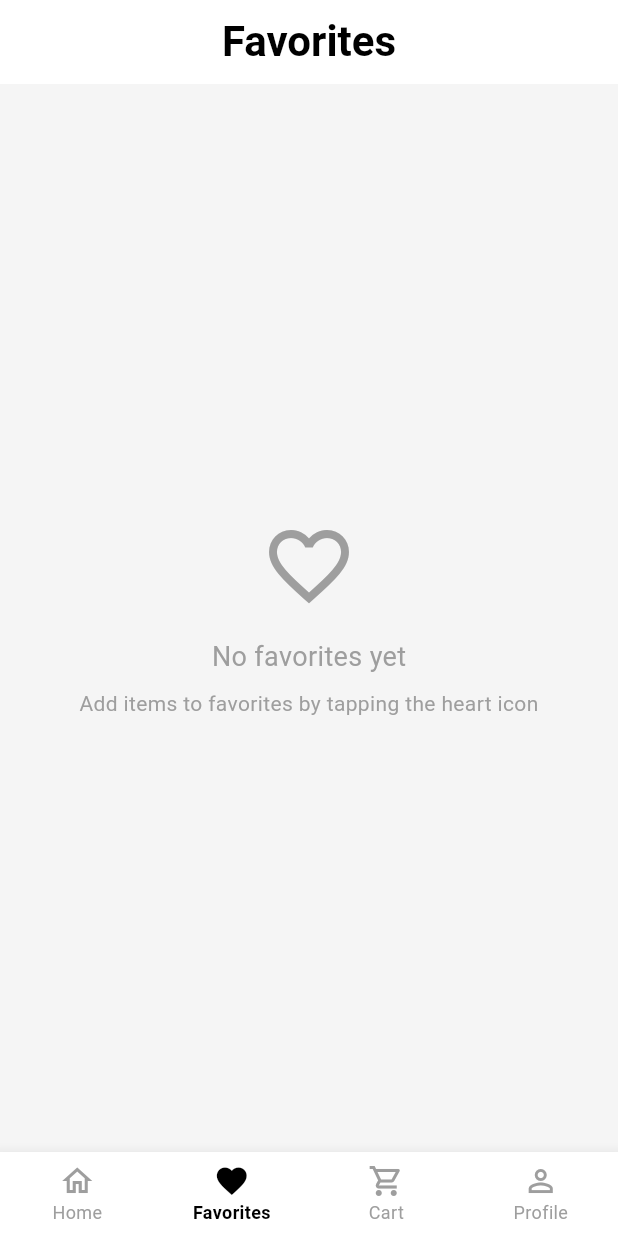
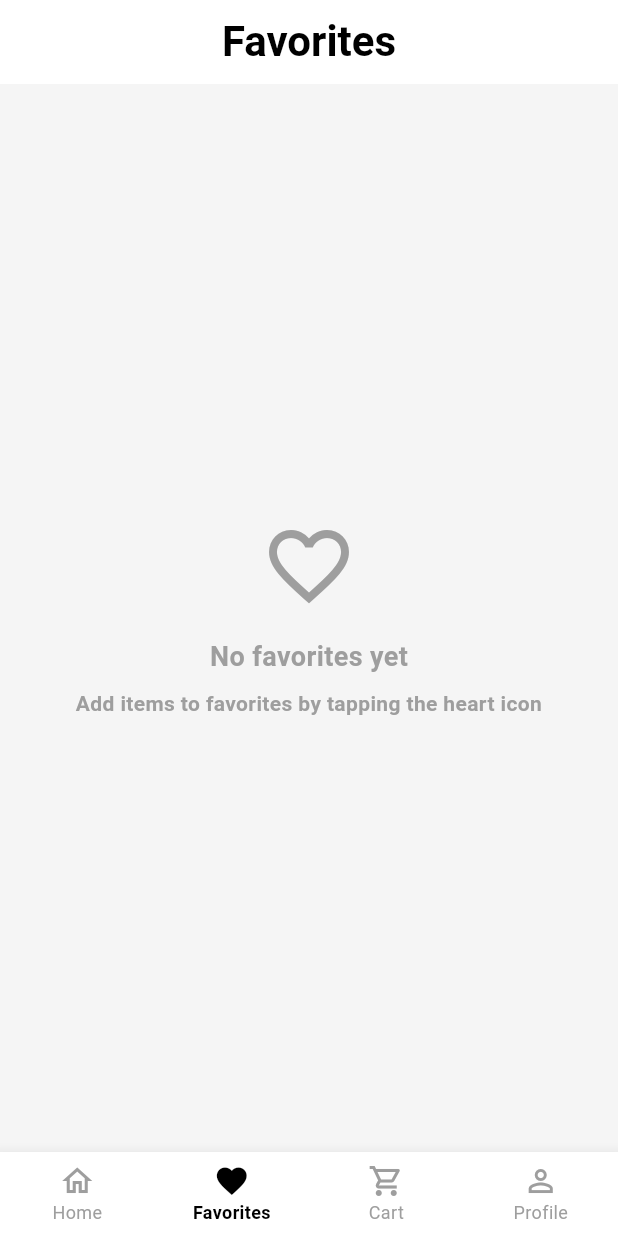
Before and after one commit to safwanpulisseri/ecommerce, a Flutter app: the screen it shows after launch, item 2 of the bottom bar chosen, on a phone screen of 412 x 824 dp. Run offline on Flutter 3.47's test engine with Material 3 defaults, Android fonts, the phone set to English and light mode, and no system bars; our stand-ins replace bloc, dio, equatable, flutter_bloc, hive, hive_flutter and 1 more; accounts and stored records are empty; network calls fail; statements that could not run were skipped.

Commit message:
chore: Improved UI, applied theme, and updated README.md
- Enhanced UI components to align with the app's design theme.
- Standardized colors, fonts, and layout for a consistent look and feel.
- Added or updated content in  to reflect recent features and usage.

```diff
--- a/lib/app_view.dart
+++ b/lib/app_view.dart
@@ -1,4 +1,5 @@
-import 'package:ecommerce/feature/navbar/page/navbar.dart';
+import 'package:ecommerce/core/theme/app_theme.dart';
+import 'package:ecommerce/feature/splash/view/splash_screen.dart';
 import 'package:flutter/material.dart';
 
 class MyAppView extends StatelessWidget {
@@ -7,12 +8,9 @@ class MyAppView extends StatelessWidget {
   @override
   Widget build(BuildContext context) {
     return MaterialApp(
-      title: 'Ecommerce App',
-      theme: ThemeData(
-        colorScheme: ColorScheme.fromSeed(seedColor: Colors.blue),
-        useMaterial3: true,
-      ),
-      home: const NavbarPage(),
+      title: 'Shop App',
+      theme: AppTheme.theme,
+      home: const SplashScreen(),
       debugShowCheckedModeBanner: false,
     );
   }
--- /dev/null
+++ b/lib/core/theme/app_theme.dart
@@ -0,0 +1,131 @@
+import 'package:ecommerce/core/theme/color/app_color.dart';
+import 'package:flutter/material.dart';
+
+class AppTheme {
+  AppTheme._();
+
+  static final ThemeData theme = ThemeData(
+    scaffoldBackgroundColor: AppColor.background,
+    colorScheme: ColorScheme.fromSeed(
+      seedColor: AppColor.primary,
+      brightness: Brightness.light,
+      primary: AppColor.primary,
+      secondary: AppColor.secondary,
+      surface: AppColor.surface,
+      background: AppColor.background,
+      error: AppColor.error,
+      onPrimary: AppColor.background,
+      onSecondary: AppColor.background,
+      onSurface: AppColor.onSurface,
+      onBackground: AppColor.onBackground,
+      onError: AppColor.background,
+    ),
+    textTheme: const TextTheme(
+      displayLarge: TextStyle(
+        color: AppColor.secondary,
+        fontWeight: FontWeight.w900,
+        fontSize: 28,
+      ),
+      displayMedium: TextStyle(
+        color: AppColor.secondary,
+        fontWeight: FontWeight.w800,
+        letterSpacing: .5,
+        fontSize: 25,
+      ),
+      displaySmall: TextStyle(
+        color: AppColor.secondary,
+        fontWeight: FontWeight.w800,
+        fontSize: 23,
+      ),
+      headlineLarge: TextStyle(
+        color: AppColor.secondary,
+        fontWeight: FontWeight.w600,
+        fontSize: 22,
+      ),
+      headlineMedium: TextStyle(
+        color: AppColor.secondary,
+        fontWeight: FontWeight.w600,
+        fontSize: 20,
+      ),
+      headlineSmall: TextStyle(
+        color: AppColor.secondary,
+        fontWeight: FontWeight.w600,
+        fontSize: 19,
+      ),
+      titleLarge: TextStyle(
+        color: AppColor.secondary,
+        fontWeight: FontWeight.w600,
+        fontSize: 18,
+      ),
+      titleMedium: TextStyle(
+        color: AppColor.secondary,
+        fontWeight: FontWeight.w600,
+        fontSize: 17,
+      ),
+      titleSmall: TextStyle(
+        color: AppColor.secondary,
+        fontWeight: FontWeight.w600,
+        fontSize: 16,
+      ),
+      labelLarge: TextStyle(
+        color: AppColor.secondary,
+        fontWeight: FontWeight.w600,
+        fontSize: 15,
+      ),
+      labelMedium: TextStyle(
+        color: AppColor.secondary,
+        fontSize: 16,
+        fontWeight: FontWeight.w400,
+      ),
+      labelSmall: TextStyle(
+        color: AppColor.secondary,
+        fontSize: 13,
+        fontWeight: FontWeight.w600,
+      ),
+      bodyLarge: TextStyle(
+        color: AppColor.secondary,
+        fontSize: 14,
+        fontWeight: FontWeight.w600,
+      ),
+      bodyMedium: TextStyle(
+        color: AppColor.secondary,
+        fontSize: 14,
+        fontWeight: FontWeight.w600,
+      ),
+      bodySmall: TextStyle(
+        color: AppColor.secondary,
+        fontWeight: FontWeight.w600,
+        fontSize: 13,
+      ),
+    ),
+    bottomNavigationBarTheme: const BottomNavigationBarThemeData(
+      backgroundColor: AppColor.background,
+    ),
+    tabBarTheme: const TabBarTheme(dividerColor: Colors.transparent),
+    appBarTheme: const AppBarTheme(backgroundColor: AppColor.background),
+    elevatedButtonTheme: ElevatedButtonThemeData(
+      style: ElevatedButton.styleFrom(
+        backgroundColor: AppColor.primary,
+        foregroundColor: AppColor.background,
+        shape: RoundedRectangleBorder(
+          borderRadius: BorderRadius.circular(12),
+        ),
+      ),
+    ),
+    dialogTheme: DialogTheme(
+      backgroundColor: AppColor.background,
+      titleTextStyle: const TextStyle(
+        color: AppColor.secondary,
+        fontSize: 20,
+        fontWeight: FontWeight.bold,
+      ),
+      contentTextStyle: const TextStyle(
+        color: AppColor.secondary,
+        fontSize: 16,
+      ),
+      shape: RoundedRectangleBorder(
+        borderRadius: BorderRadius.circular(12),
+      ),
+    ),
+  );
+}
--- /dev/null
+++ b/lib/core/theme/color/app_color.dart
@@ -0,0 +1,49 @@
+import 'package:flutter/material.dart';
+
+final class AppColor {
+  AppColor._();
+
+  // Primary Colors
+  static const Color background = Colors.white;
+  static const Color primary = Colors.black;
+  static const Color secondary = Colors.black;
+
+  // Surface Colors
+  static const Color surface = Colors.white;
+  static const Color surfaceVariant = Color(0xFFF5F5F5);
+  static const Color surfaceContainer = Color(0xFFE8E8E8);
+
+  // Text Colors
+  static const Color onBackground = Colors.black;
+  static const Color onSurface = Colors.black;
+  static const Color textPrimary = Colors.black;
+  static const Color textSecondary = Color(0xFF757575);
+  static const Color textHint = Color(0xFF9E9E9E);
+
+  // Accent Colors
+  static const Color accent = Color(0xFFB5E4CA);
+  static const Color error = Color(0xFFE53E3E);
+  static const Color success = Color(0xFF38A169);
+  static const Color warning = Color(0xFFF56500);
+  static const Color info = Color(0xFF3182CE);
+
+  // Interactive Colors
+  static const Color favorite = Color(0xFFE53E3E);
+  static const Color selectedTab = Colors.black;
+  static const Color unselectedTab = Color(0xFF9E9E9E);
+
+  // Border & Divider Colors
+  static const Color border = Color(0xFFE2E8F0);
+  static const Color divider = Color(0xFFE2E8F0);
+
+  // Shadow Colors
+  static Color shadow = Colors.black.withOpacity(0.1);
+  static Color shadowLight = Colors.black.withOpacity(0.05);
+
+  // Shimmer Colors
+  static const Color shimmerBase = Color(0xFFE0E0E0);
+  static const Color shimmerHighlight = Color(0xFFF5F5F5);
+
+  // Transparent Colors
+  static Color transparent = Colors.transparent;
+}
--- a/lib/feature/cart/view/page/cart.dart
+++ b/lib/feature/cart/view/page/cart.dart
@@ -264,7 +264,7 @@ class _CartPageState extends State<CartPage> {
                             context.read<CartBloc>().add(const CheckoutEvent());
                           },
                           style: ElevatedButton.styleFrom(
-                            backgroundColor: const Color(0xFF4A90E2),
+                            backgroundColor: Colors.black,
                             foregroundColor: Colors.white,
                             elevation: 0,
                             shape: RoundedRectangleBorder(
--- a/lib/feature/favourite/view/page/favourite.dart
+++ b/lib/feature/favourite/view/page/favourite.dart
@@ -15,8 +15,6 @@ class _FavouritePageState extends State<FavouritePage> {
   @override
   void initState() {
     super.initState();
-    // Load favorites when page initializes
-    context.read<FavoriteBloc>().add(const LoadFavoritesEvent());
   }
 
   Map<String, dynamic> convertProductToMap(ProductModel product) {
```
Also changed, not shown: lib/feature/home/view/page/home.dart (+52 -57 lines), lib/feature/product_detail/page/view/product_details.dart (+18 -21 lines), lib/feature/splash/view/splash_screen.dart (added, +266 -0 lines), 1 other file.
